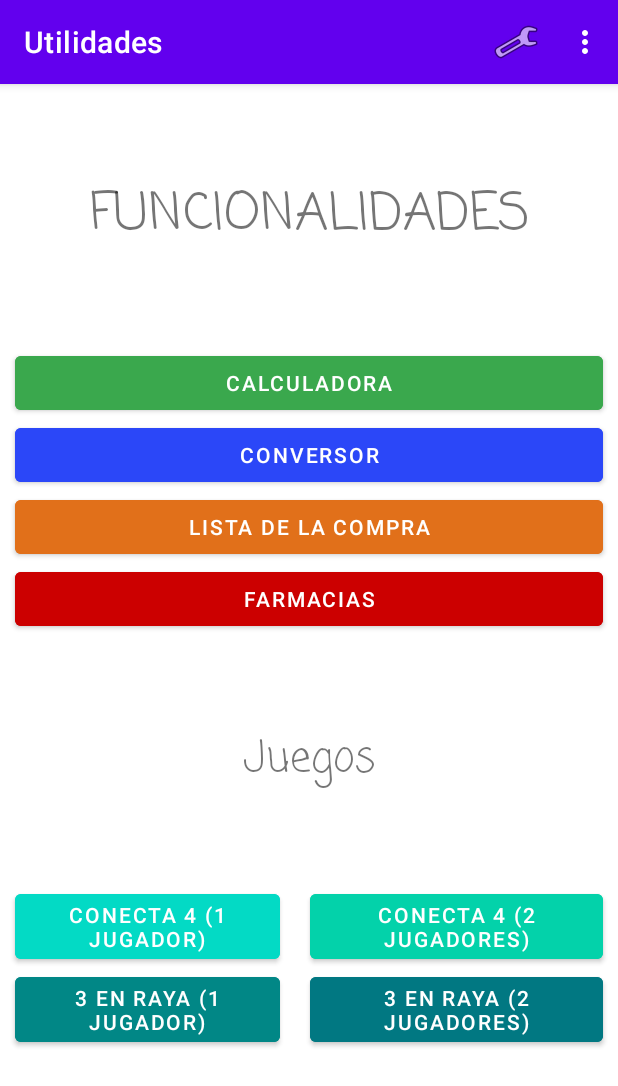
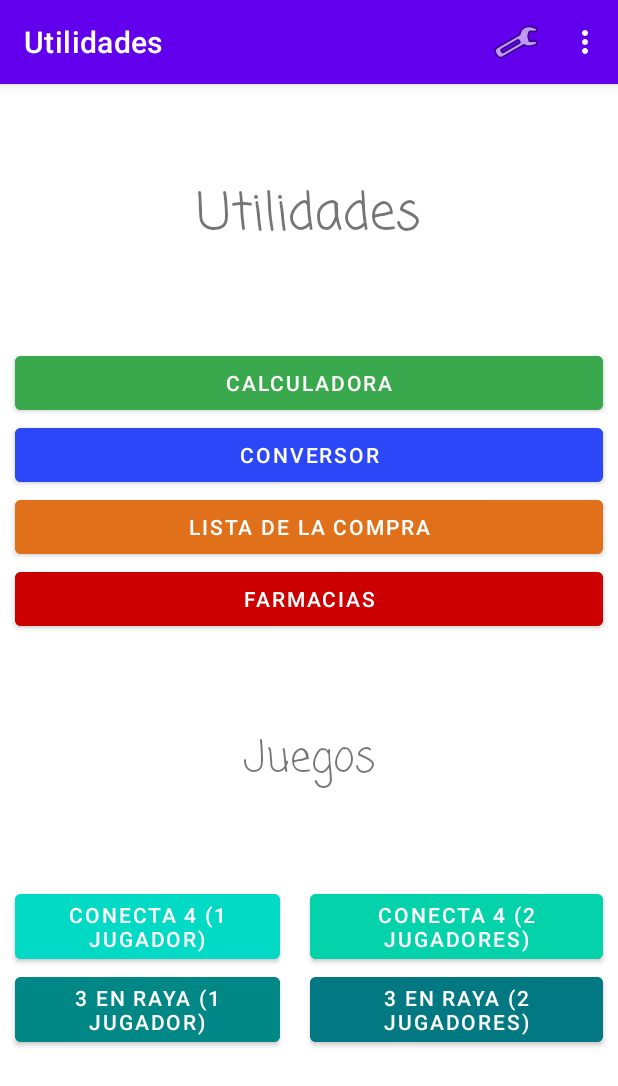
Before and after one commit to chemecador/utilidades, an Android app: the screen it shows after launch (MainActivity), on a phone screen of 412 x 824 dp. Shown: the top 1086 px of the screen. Run offline under Robolectric (Android 15) with nearby library versions, the phone set to English and light mode, and no system bars; Roboto replaces fonts that are not available here.

Commit message:
Versión 1.2
Disponible en los siguientes idiomas: inglés.

```diff
--- a/app/src/main/res/layout/activity_calculadora.xml
+++ b/app/src/main/res/layout/activity_calculadora.xml
@@ -18,7 +18,7 @@
             android:layout_height="match_parent"
             android:layout_weight="2"
             android:ems="10"
-            android:hint="Escribe el primer número..."
+            android:hint="@string/strPrimerNumero"
             android:inputType="number"
             android:textSize="14sp" />
 
@@ -28,7 +28,7 @@
             android:layout_height="match_parent"
             android:layout_weight="2"
             android:ems="10"
-            android:hint="Escribe el segundo número"
+            android:hint="@string/strSegundoNumero"
             android:inputType="number"
             android:textSize="14sp" />
 
--- a/app/src/main/res/layout/activity_main.xml
+++ b/app/src/main/res/layout/activity_main.xml
@@ -14,7 +14,7 @@
         android:layout_weight="1"
         android:fontFamily="casual"
         android:gravity="center_horizontal|center_vertical"
-        android:text="FUNCIONALIDADES"
+        android:text="Utilidades"
         android:textAlignment="center"
         android:textSize="34sp" />
 
--- a/app/src/main/res/values/strings.xml
+++ b/app/src/main/res/values/strings.xml
@@ -25,8 +25,6 @@
     <string name="strDetalle">Detalle</string>
     <string name="strBorrar">Borrar</string>
     <string name="strUsuario">Usuario</string>
-    <string name="strNombreDescripcion">Tu nombre</string>
-    <string name="strNombreUsuario">Nombre de usuario</string>
     <string name="strFarmacias">Farmacias</string>
     <string name="strNombre">Nombre:</string>
     <string name="strTelefono">Teléfono:</string>
@@ -42,4 +40,6 @@
     <string name="strOrdenDescendente">Orden descendente</string>
     <string name="strOrdenDescendenteDescripcion">Ordenar los productos de mayor a menor en lugar de menor a mayor</string>
     <string name="strCalcularTotal">Calcular total</string>
+    <string name="strPrimerNumero">Escribe el primer número...</string>
+    <string name="strSegundoNumero">Escribe el segundo número...</string>
 </resources>
```
Also changed, not shown: 3 other files.
